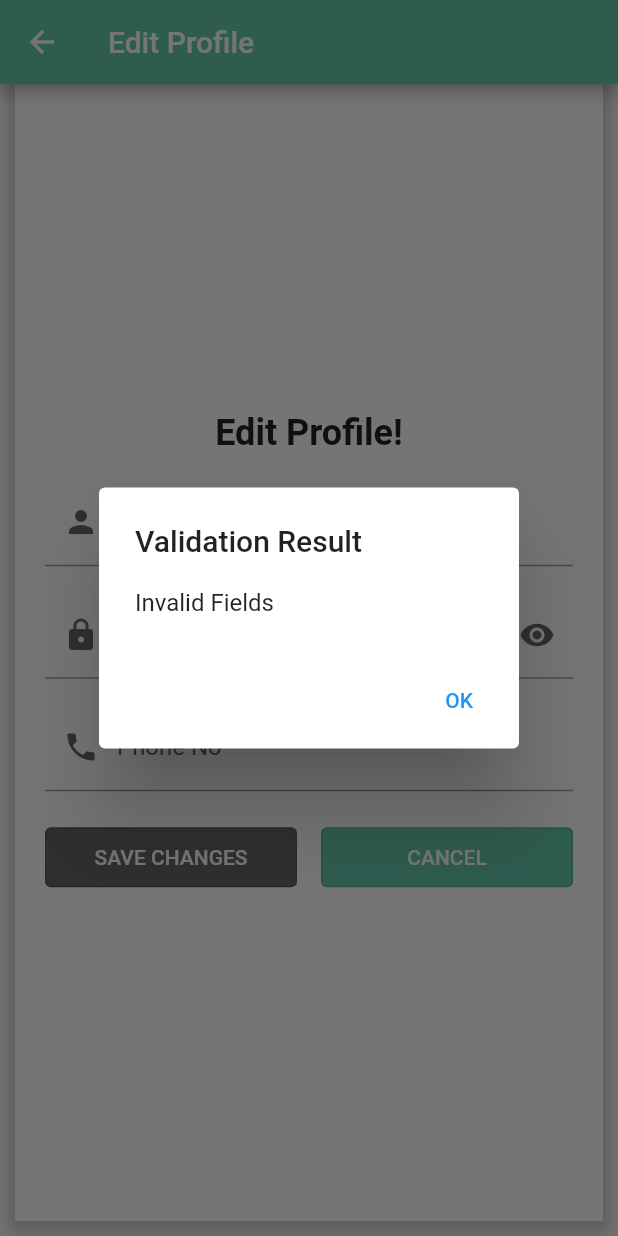
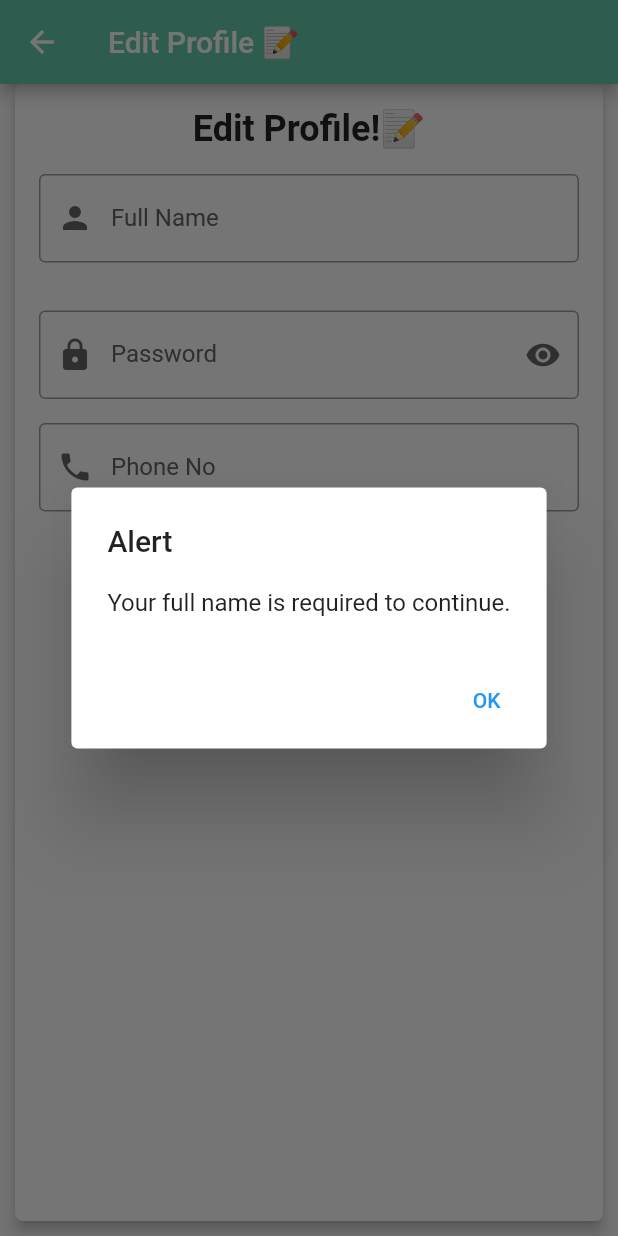
Before and after one commit to Muhammad-Yaqoob-4110/money_mate, a Flutter app: the EditProfileScreen screen opened directly with empty values, after a tap on "SAVE CHANGES", on a phone screen of 412 x 824 dp. Run offline on Flutter 3.47's test engine with Material 2 defaults, Android fonts, the phone set to English and light mode, and no system bars.

Commit message:
edit user is complete

```diff
--- /dev/null
+++ b/lib/api_calls/updateaccount.dart
@@ -0,0 +1,26 @@
+import 'dart:convert';
+import 'package:http/http.dart' as http;
+
+Future<Map<String, dynamic>> updateUserInformation({
+  required String apiUrl,
+  required String fullName,
+  required String password,
+  required String phoneNo,
+}) async {
+  final data = {
+    "fullName": fullName,
+    "password": password,
+    "phoneNo": phoneNo,
+  };
+
+  final response = await http.put(
+    Uri.parse(apiUrl),
+    headers: {
+      'Content-Type': 'application/json', // Set the content type to JSON
+    },
+    body: json.encode(data), // Encode the data as JSON
+  );
+
+  final responseData = json.decode(response.body);
+  return responseData;
+}
--- /dev/null
+++ b/lib/commonWidgets/card_widget.dart
@@ -0,0 +1,41 @@
+import 'package:flutter/material.dart';
+
+class CustomOptionCard extends StatelessWidget {
+  final String text;
+  final IconData icon;
+  final Function() onTap;
+  final Color cardColor;
+  final Color textColor;
+
+  CustomOptionCard({
+    required this.text,
+    required this.icon,
+    required this.onTap,
+    required this.cardColor,
+    required this.textColor,
+  });
+
+  @override
+  Widget build(BuildContext context) {
+    return Card(
+      color: cardColor,
+      shape: RoundedRectangleBorder(
+        borderRadius: BorderRadius.circular(5.0),
+      ),
+      child: ListTile(
+        title: Row(
+          children: [
+            Icon(icon, size: 20, color: textColor),
+            const SizedBox(width: 10),
+            Text(
+              text,
+              style: TextStyle(fontSize: 14, color: textColor),
+            ),
+          ],
+        ),
+        trailing: Icon(Icons.chevron_right, size: 20, color: textColor),
+        onTap: onTap,
+      ),
+    );
+  }
+}
--- a/lib/commonWidgets/containerWidget.dart
+++ b/lib/commonWidgets/containerWidget.dart
@@ -10,9 +10,9 @@ class CustomContainer extends StatelessWidget {
 
   CustomContainer({
     required this.children,
-    this.borderRadius = 8.0,
+    this.borderRadius = 5.0,
     this.padding = 16.0,
-    this.margin = const EdgeInsets.all(16.0), // Default margin
+    this.margin = const EdgeInsets.only(left: 10.0, right: 10.0, bottom: 10.0),
     this.color = Colors.white,
     this.elevation = 4.0,
   });
--- a/lib/pages/DashBoard/Account/account_edit.dart
+++ b/lib/pages/DashBoard/Account/account_edit.dart
@@ -1,7 +1,10 @@
 import 'package:flutter/material.dart';
-import 'package:http/http.dart' as http;
-import 'package:money_mate/pages/DashBoard/Account/account.dart';
-import 'dart:convert';
+import 'package:money_mate/commonWidgets/inpuptWidget.dart';
+import 'package:money_mate/commonWidgets/custom_outlined_button_widget.dart';
+import 'package:money_mate/commonFunctions/alerts.dart';
+import 'package:money_mate/commonWidgets/containerWidget.dart';
+import 'package:money_mate/api_calls/updateaccount.dart';
+import 'package:money_mate/pages/DashBoard/dashboard.dart';
 
 class EditProfileScreen extends StatefulWidget {
   final dynamic userData;
@@ -18,101 +21,10 @@ class _EditProfileScreenState extends State<EditProfileScreen> {
   final TextEditingController _phoneController = TextEditingController();
   final Color customColor = const Color(0xFF666666);
   final Color appColor = const Color(0xFF64C9AC);
-  bool _obscureText = true;
-
-  void _showValidationDialog(bool isValid) {
-    showDialog(
-      context: context,
-      builder: (context) {
-        return AlertDialog(
-          title: Text('Validation Result'),
-          content: Text(isValid ? 'Valid Fields' : 'Invalid Fields'),
-          actions: [
-            TextButton(
-              onPressed: () {
-                Navigator.of(context).pop();
-              },
-              child: Text('OK'),
-            ),
-          ],
-        );
-      },
-    );
-  }
-
-  void _showApiResultDialog(String result) {
-    showDialog(
-      context: context,
-      builder: (context) {
-        return AlertDialog(
-          title: Text('API Response'),
-          content: Text(result),
-          actions: [
-            TextButton(
-              onPressed: () {
-                Navigator.of(context).pop();
-              },
-              child: Text('OK'),
-            ),
-          ],
-        );
-      },
-    );
-  }
-
-  void _onSaveChangesPressed() async {
-    final fullName = _fullNameController.text;
-    final password = _passwordController.text;
-    final phoneNo = _phoneController.text;
-
-    // Perform validation here
-    final isValid =
-        fullName.isNotEmpty && password.isNotEmpty && phoneNo.isNotEmpty;
-
-    if (isValid) {
-      // Prepare the request body
-      final Map<String, dynamic> requestBody = {
-        "fullName": fullName,
-        "password": password,
-        "phoneNo": phoneNo,
-      };
-
-      // Send a PUT request to update the user
-      final response = await http.put(
-        Uri.parse(
-            'http://localhost:4110/api/users/${widget.userData["email"]}'),
-        headers: <String, String>{
-          'Content-Type': 'application/json',
-        },
-        body: jsonEncode(requestBody),
-      );
-
-      // Check the response and show it in a dialog
-      if (response.statusCode == 200) {
-        _showApiResultDialog('User information updated successfully');
-
-        // Parse the response body as JSON
-        final updatedUserData = jsonDecode(response.body);
-        // print(updatedUserData);
-        // Navigate to AccountScreen with data
-        Navigator.push(
-          context,
-          MaterialPageRoute(
-            builder: (context) => AccountScreen(data: updatedUserData['user']),
-          ),
-        );
-      } else {
-        _showApiResultDialog('Failed to update user: ${response.body}');
-      }
-    } else {
-      _showValidationDialog(isValid);
-    }
-  }
 
   @override
   void initState() {
     super.initState();
-    // Convert the values to strings
     _fullNameController.text = widget.userData["fullName"].toString();
     _passwordController.text = widget.userData["password"].toString();
     _phoneController.text = widget.userData["phoneNo"].toString();
@@ -122,29 +34,16 @@ class _EditProfileScreenState extends State<EditProfileScreen> {
   Widget build(BuildContext context) {
     return Scaffold(
       appBar: AppBar(
-        title: Text('Edit Profile'),
+        title: const Text('Edit Profile 📝'),
         backgroundColor: appColor,
       ),
-      body: Center(
-        child: Container(
-          padding: const EdgeInsets.all(20.0),
-          margin: const EdgeInsets.only(left: 10.0, right: 10.0, bottom: 10.0),
-          decoration: BoxDecoration(
-            color: Colors.white,
-            boxShadow: [
-              BoxShadow(
-                color: Colors.grey.withOpacity(0.5),
-                spreadRadius: 5,
-                blurRadius: 7,
-                offset: Offset(0, 3),
-              ),
-            ],
-          ),
-          child: Column(
+      body: CustomContainer(
+        children: [
+          Column(
             mainAxisAlignment: MainAxisAlignment.center,
             children: [
               const Text(
-                'Edit Profile!',
+                'Edit Profile!📝',
                 style: TextStyle(
                   fontSize: 24,
                   fontWeight: FontWeight.bold,
@@ -152,107 +51,93 @@ class _EditProfileScreenState extends State<EditProfileScreen> {
                 textAlign: TextAlign.center,
               ),
               const SizedBox(height: 16.0),
-              TextFormField(
-                decoration: InputDecoration(
-                  labelText: 'Full Name',
-                  labelStyle: TextStyle(
-                    color: customColor,
-                  ),
-                  prefixIcon: const Icon(Icons.person),
-                  focusedBorder: OutlineInputBorder(
-                    borderSide: BorderSide(color: customColor),
-                  ),
-                  prefixIconColor: customColor,
-                  suffixIconColor: customColor,
-                ),
+              CustomInputField(
+                label: 'Full Name',
+                icon: Icons.person,
                 controller: _fullNameController,
+                customColor: customColor,
+                appColor: appColor,
               ),
               const SizedBox(height: 16.0),
-              TextFormField(
-                decoration: InputDecoration(
-                  labelText: 'Password',
-                  labelStyle: TextStyle(
-                    color: customColor,
-                  ),
-                  prefixIcon: const Icon(Icons.lock),
-                  focusedBorder: OutlineInputBorder(
-                    borderSide: BorderSide(color: customColor),
-                  ),
-                  prefixIconColor: customColor,
-                  suffixIcon: GestureDetector(
-                    onTap: () {
-                      setState(() {
-                        _obscureText = !_obscureText;
-                      });
-                    },
-                    child: Icon(
-                      _obscureText ? Icons.visibility : Icons.visibility_off,
-                      color: customColor,
-                    ),
-                  ),
-                ),
-                obscureText: _obscureText,
+              const SizedBox(height: 16.0),
+              CustomInputField(
+                label: 'Password',
+                icon: Icons.lock,
                 controller: _passwordController,
+                isPassword: true,
+                customColor: customColor,
+                appColor: appColor,
               ),
               const SizedBox(height: 16.0),
-              TextFormField(
-                decoration: InputDecoration(
-                  labelText: 'Phone No',
-                  labelStyle: TextStyle(
-                    color: customColor,
-                  ),
-                  prefixIcon: const Icon(Icons.phone),
-                  focusedBorder: OutlineInputBorder(
-                    borderSide: BorderSide(color: customColor),
-                  ),
-                  prefixIconColor: customColor,
-                  suffixIconColor: customColor,
-                ),
+              CustomInputField(
+                label: 'Phone No',
+                icon: Icons.phone,
                 controller: _phoneController,
+                customColor: customColor,
+                appColor: appColor,
               ),
               const SizedBox(height: 20.0),
               Row(
+                mainAxisAlignment: MainAxisAlignment.center,
                 children: [
-                  Expanded(
-                    child: OutlinedButton(
-                      onPressed: _onSaveChangesPressed,
-                      style: OutlinedButton.styleFrom(
-                        fixedSize: const Size(double.infinity, 40),
-                        backgroundColor: customColor,
-                        shadowColor: customColor,
-                      ),
-                      child: const Text(
-                        'SAVE CHANGES',
-                        style: TextStyle(
-                          color: Colors.white,
-                        ),
-                      ),
-                    ),
+                  CustomOutlinedButton(
+                    onPressed: () {
+                      var fullName = _fullNameController.text.trim();
+                      var password = _passwordController.text.trim();
+                      var phoneNo = _phoneController.text.trim();
+                      if (fullName == "") {
+                        showCustomNameAlert(context);
+                      } else if (password == "") {
+                        showCustomPaswordAlert(context);
+                      } else if (isValidPhoneNumber(phoneNo) == false) {
+                        showCustomPhoneAlert(context);
+                      } else {
+                        updateUserInformation(
+                                apiUrl:
+                                    "http://localhost:4110/api/users/${widget.userData["email"]}",
+                                fullName: fullName,
+                                password: password,
+                                phoneNo: phoneNo)
+                            .then((responseData) {
+                          // showCustomApiResponce(
+                          //     context, responseData["message"]);
+                          Navigator.push(
+                            context,
+                            MaterialPageRoute(
+                              builder: (context) => DashBoard(
+                                  data: responseData["user"], initialIndex: 3),
+                            ),
+                          );
+                        }).catchError(
+                          (error) {
+                            showCustomErrorOccured(
+                                context, "An error occurred: $error");
+                          },
+                        );
+                      }
+                    },
+                    text: 'SAVE CHANGES',
+                    backgroundColor: customColor,
+                    textColor: Colors.white,
+                    fixedSizeWidth: double.infinity,
+                    fixedSizeHeight: 40,
                   ),
                   const SizedBox(width: 16.0),
-                  Expanded(
-                    child: OutlinedButton(
-                      onPressed: () {
-                        Navigator.pop(context);
-                      },
-                      style: OutlinedButton.styleFrom(
-                        fixedSize: const Size(double.infinity, 40),
-                        backgroundColor: appColor,
-                        shadowColor: appColor,
-                      ),
-                      child: const Text(
-                        'CANCEL',
-                        style: TextStyle(
-                          color: Colors.white,
-                        ),
-                      ),
-                    ),
+                  CustomOutlinedButton(
+                    onPressed: () {
+                      Navigator.pop(context);
+                    },
+                    text: 'CANCEL',
+                    backgroundColor: appColor,
+                    textColor: Colors.white,
+                    fixedSizeWidth: double.infinity,
+                    fixedSizeHeight: 40,
                   ),
                 ],
               ),
             ],
           ),
-        ),
+        ],
       ),
     );
   }
--- a/pubspec.yaml
+++ b/pubspec.yaml
@@ -34,6 +34,7 @@ dependencies:
   # Use with the CupertinoIcons class for iOS style icons.
   cupertino_icons: ^1.0.2
   http: ^1.1.0
+  url_launcher: ^6.2.1
 
 dev_dependencies:
   flutter_test:
```
Also changed, not shown: lib/commonFunctions/email_utils.dart (added, +25 -0 lines), lib/pages/DashBoard/Account/account.dart (+29 -44 lines), lib/pages/DashBoard/dashboard.dart (+9 -21 lines), pubspec.lock, 7 other files.
